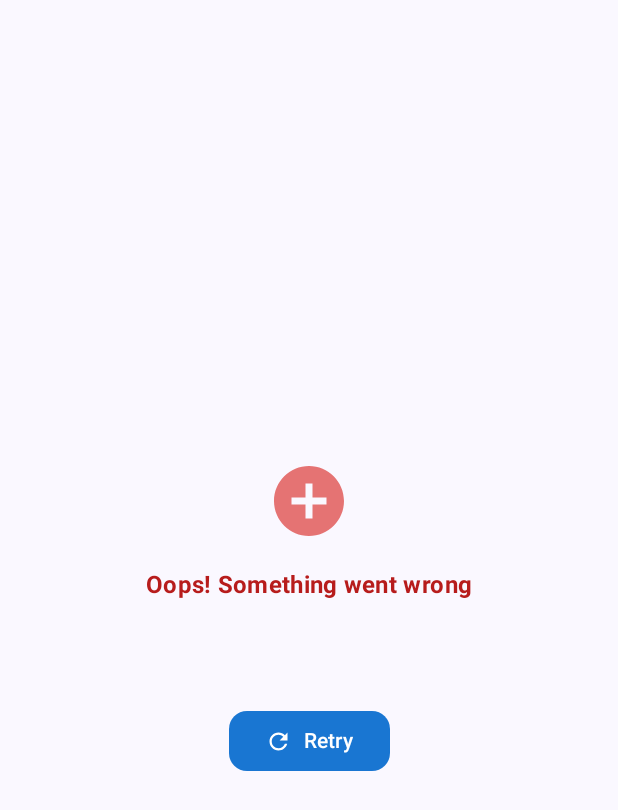
After one commit to anilkumar2681/Kotlin-Flow-Demo-Master, an Android app built with Jetpack Compose: the composable ErrorScreen called with empty values, on a phone screen of 412 x 824 dp. The commit adds this screen. Shown: the top 810 px of the screen. Run offline under Robolectric (Android 15) with nearby library versions, the phone set to English and light mode, and no system bars; 1 statement that could not run was skipped.

Commit message:
Updated README.md added cover_image.png and updated architecture.png added ErrorScreen.kt

```diff
--- /dev/null
+++ b/app/src/main/java/com/team42/kotlin_flow_demo_master/ui/ErrorScreen.kt
@@ -0,0 +1,95 @@
+package com.team42.kotlin_flow_demo_master.ui
+
+import androidx.compose.foundation.layout.Arrangement
+import androidx.compose.foundation.layout.Column
+import androidx.compose.foundation.layout.Spacer
+import androidx.compose.foundation.layout.fillMaxSize
+import androidx.compose.foundation.layout.height
+import androidx.compose.foundation.layout.padding
+import androidx.compose.foundation.layout.size
+import androidx.compose.foundation.layout.width
+import androidx.compose.foundation.shape.RoundedCornerShape
+import androidx.compose.material.icons.Icons
+import androidx.compose.material.icons.filled.AddCircle
+import androidx.compose.material.icons.filled.Refresh
+import androidx.compose.material3.Button
+import androidx.compose.material3.ButtonDefaults
+import androidx.compose.material3.Icon
+import androidx.compose.material3.MaterialTheme
+import androidx.compose.material3.Text
+import androidx.compose.runtime.Composable
+import androidx.compose.ui.Alignment
+import androidx.compose.ui.Modifier
+import androidx.compose.ui.graphics.Color
+import androidx.compose.ui.text.font.FontWeight
+import androidx.compose.ui.text.style.TextAlign
+import androidx.compose.ui.unit.dp
+
+
+/**
+ * Project: Kotlin-Flow-Demo-Master
+ * File: ErrorScreen.kt
+ * Created By: ANIL KUMAR on 9/7/2025
+ * Copyright © 2025 Team42. All rights reserved.
+ **/
+@Composable
+fun ErrorScreen(
+    message: String,
+    onRetry: () -> Unit
+) {
+    Column(
+        modifier = Modifier
+            .fillMaxSize()
+            .padding(24.dp),
+        verticalArrangement = Arrangement.Center,
+        horizontalAlignment = Alignment.CenterHorizontally
+    ) {
+
+        Icon(
+            imageVector = Icons.Default.AddCircle,
+            contentDescription = "Error Icon",
+            tint = Color(0xFFE57373),
+            modifier = Modifier
+                .size(72.dp)
+                .padding(bottom = 16.dp)
+        )
+
+        // Title
+        Text(
+            text = "Oops! Something went wrong",
+            style = MaterialTheme.typography.titleMedium,
+            fontWeight = FontWeight.Bold,
+            color = Color(0xFFB71C1C), // Dark red
+            textAlign = TextAlign.Center,
+            modifier = Modifier.padding(bottom = 8.dp)
+        )
+
+        // Error Message
+        Text(
+            text = message,
+            style = MaterialTheme.typography.bodyMedium,
+            color = Color.Gray,
+            textAlign = TextAlign.Center,
+            modifier = Modifier.padding(horizontal = 16.dp, vertical = 8.dp)
+        )
+
+        Spacer(modifier = Modifier.height(24.dp))
+
+        // Retry Button
+        Button(
+            onClick = onRetry,
+            shape = RoundedCornerShape(12.dp),
+            colors = ButtonDefaults.buttonColors(
+                containerColor = Color(0xFF1976D2) // Blue
+            )
+        ) {
+            Icon(
+                imageVector = Icons.Default.Refresh,
+                contentDescription = "Retry",
+                modifier = Modifier.size(18.dp)
+            )
+            Spacer(modifier = Modifier.width(8.dp))
+            Text("Retry")
+        }
+    }
+}
--- a/app/src/main/java/com/team42/kotlin_flow_demo_master/ui/UserScreen.kt
+++ b/app/src/main/java/com/team42/kotlin_flow_demo_master/ui/UserScreen.kt
@@ -75,9 +75,9 @@ fun UserScreen(viewModel: UserViewModel = hiltViewModel()) {
                 }
 
                 is UiState.Error -> {
-                    Text(
-                        "Error: ${(state as UiState.Error).message}",
-                        modifier = Modifier.padding(16.dp)
+                    ErrorScreen(
+                        message = (state as UiState.Error).message,
+                        onRetry = { viewModel.loadUsers() }
                     )
                 }
             }
--- a/app/src/main/java/com/team42/kotlin_flow_demo_master/ui/UserViewModel.kt
+++ b/app/src/main/java/com/team42/kotlin_flow_demo_master/ui/UserViewModel.kt
@@ -19,9 +19,11 @@ class UserViewModel @Inject constructor(
     private val _users = MutableStateFlow<UiState<List<User>>>(UiState.Loading)
     val users: StateFlow<UiState<List<User>>> = _users
 
-    init { loadUsers() }
+    init {
+        loadUsers()
+    }
 
-    private fun loadUsers() {
+    fun loadUsers() {
         viewModelScope.launch {
             repository.getUsers().collect { _users.value = it }
         }
```
Also changed, not shown: 4 other files.
